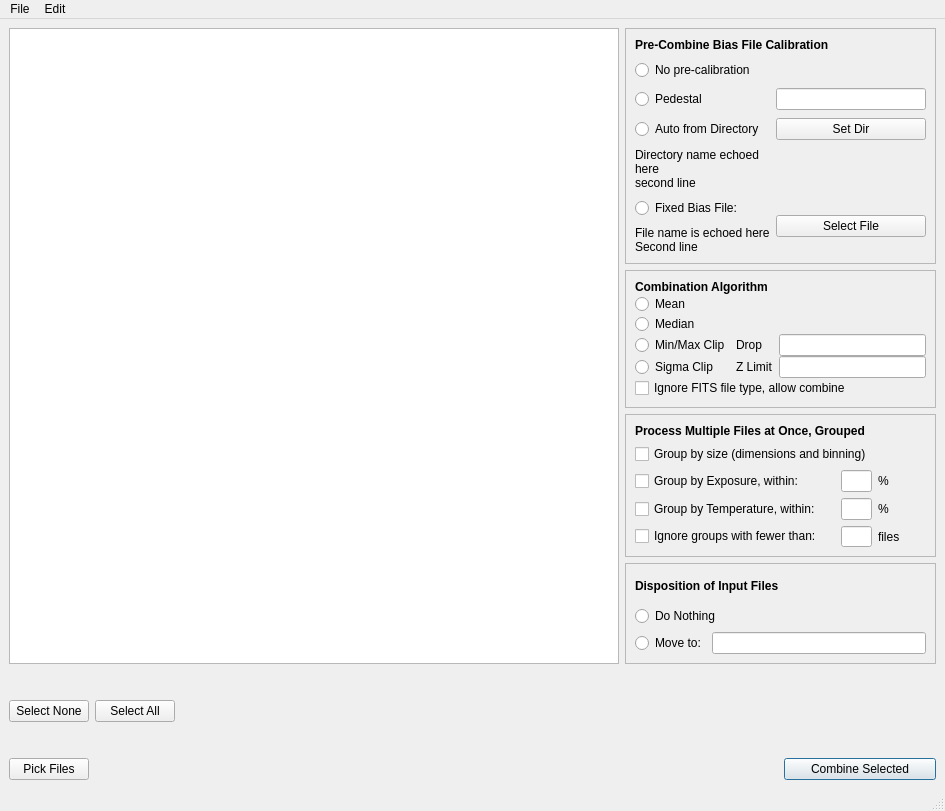
First picture: the form in MainWindow.ui, repository RMcDOttawa/MasterDarkMaker, before the edit.
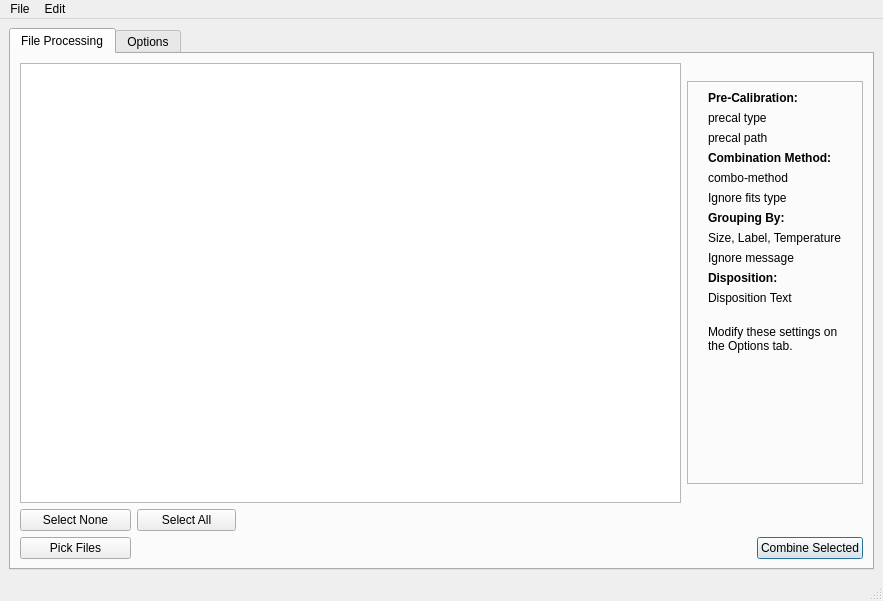
Second picture: the form after the edit.

Commit message: Reorganized main window into two tabbed panes to reduce window size (was getting too big for small-screen laptops)

```diff
--- a/MainWindow.ui
+++ b/MainWindow.ui
@@ -6,8 +6,8 @@
    <rect>
     <x>0</x>
     <y>0</y>
-    <width>945</width>
-    <height>811</height>
+    <width>883</width>
+    <height>601</height>
    </rect>
   </property>
   <property name="sizePolicy">
@@ -18,17 +18,109 @@
   </property>
   <property name="minimumSize">
    <size>
-    <width>945</width>
-    <height>811</height>
+    <width>858</width>
+    <height>601</height>
    </size>
   </property>
   <property name="windowTitle">
    <string>Master Dark Frame Maker</string>
   </property>
   <widget class="QWidget" name="centralwidget">
-   <layout class="QGridLayout" name="gridLayout_5">
-    <item row="0" column="0" rowspan="4">
+   <layout class="QGridLayout" name="gridLayout_8">
+    <item row="0" column="0">
+     <widget class="QTabWidget" name="tabWidget">
+      <property name="sizePolicy">
+       <sizepolicy hsizetype="Expanding" vsizetype="Expanding">
+        <horstretch>0</horstretch>
+        <verstretch>0</verstretch>
+       </sizepolicy>
+      </property>
+      <property name="minimumSize">
+       <size>
+        <width>0</width>
+        <height>0</height>
+       </size>
+      </property>
+      <property name="currentIndex">
+       <number>0</number>
+      </property>
+      <widget class="QWidget" name="filesTab">
+       <attribute name="title">
+        <string>File Processing</string>
+       </attribute>
+       <layout class="QGridLayout" name="gridLayout_7">
+        <item row="2" column="5">
+         <widget class="QPushButton" name="combineSelectedButton">
+          <property name="maximumSize">
+           <size>
+            <width>153</width>
+            <height>32</height>
+           </size>
+          </property>
+          <property name="text">
+           <string>Combine Selected</string>
+          </property>
+          <property name="autoDefault">
+           <bool>true</bool>
+          </property>
+          <property name="default">
+           <bool>true</bool>
+          </property>
+         </widget>
+        </item>
+        <item row="2" column="1" colspan="3">
+         <spacer name="horizontalSpacer_2">
+          <property name="orientation">
+           <enum>Qt::Horizontal</enum>
+          </property>
+          <property name="sizeHint" stdset="0">
+           <size>
+            <width>518</width>
+            <height>20</height>
+           </size>
+          </property>
+         </spacer>
+        </item>
+        <item row="1" column="0">
+         <widget class="QPushButton" name="selectNoneButton">
+          <property name="maximumSize">
+           <size>
+            <width>116</width>
+            <height>32</height>
+           </size>
+          </property>
+          <property name="text">
+           <string>Select None</string>
+          </property>
+         </widget>
+        </item>
+        <item row="1" column="1">
+         <widget class="QPushButton" name="selectAllButton">
+          <property name="maximumSize">
+           <size>
+            <width>99</width>
+            <height>32</height>
+           </size>
+          </property>
+          <property name="text">
+           <string>Select All</string>
+          </property>
+         </widget>
+        </item>
+        <item row="0" column="0" colspan="4">
      <widget class="QTableView" name="filesTable">
+          <property name="sizePolicy">
+           <sizepolicy hsizetype="Expanding" vsizetype="Expanding">
+            <horstretch>100</horstretch>
+            <verstretch>100</verstretch>
+           </sizepolicy>
+          </property>
+          <property name="minimumSize">
+           <size>
+            <width>600</width>
+            <height>401</height>
+           </size>
+          </property>
       <property name="editTriggers">
        <set>QAbstractItemView::NoEditTriggers</set>
       </property>
@@ -48,7 +140,7 @@
        <bool>true</bool>
       </property>
       <attribute name="horizontalHeaderStretchLastSection">
-       <bool>false</bool>
+           <bool>true</bool>
       </attribute>
       <attribute name="verticalHeaderVisible">
        <bool>false</bool>
@@ -58,18 +150,194 @@
       </attribute>
      </widget>
     </item>
-    <item row="0" column="1" colspan="2">
+        <item row="0" column="4" colspan="2">
+         <widget class="QFrame" name="frame">
+          <property name="minimumSize">
+           <size>
+            <width>176</width>
+            <height>403</height>
+           </size>
+          </property>
+          <property name="maximumSize">
+           <size>
+            <width>176</width>
+            <height>403</height>
+           </size>
+          </property>
+          <property name="frameShape">
+           <enum>QFrame::StyledPanel</enum>
+          </property>
+          <property name="frameShadow">
+           <enum>QFrame::Raised</enum>
+          </property>
+          <layout class="QGridLayout" name="gridLayout_6">
+           <item row="10" column="0">
+            <widget class="QLabel" name="dispositionInfo1">
+             <property name="text">
+              <string>Disposition Text</string>
+             </property>
+            </widget>
+           </item>
+           <item row="1" column="0">
+            <widget class="QLabel" name="preCalInfo1">
+             <property name="text">
+              <string>precal type</string>
+             </property>
+            </widget>
+           </item>
+           <item row="7" column="0">
+            <widget class="QLabel" name="groupInfo1">
+             <property name="text">
+              <string>Size, Label, Temperature</string>
+             </property>
+            </widget>
+           </item>
+           <item row="9" column="0">
+            <widget class="QLabel" name="label_20">
+             <property name="text">
+              <string>&lt;html&gt;&lt;head/&gt;&lt;body&gt;&lt;p&gt;&lt;span style=&quot; font-weight:600;&quot;&gt;Disposition:&lt;/span&gt;&lt;/p&gt;&lt;/body&gt;&lt;/html&gt;</string>
+             </property>
+            </widget>
+           </item>
+           <item row="11" column="0">
+            <widget class="QLabel" name="label_21">
+             <property name="sizePolicy">
+              <sizepolicy hsizetype="Fixed" vsizetype="Fixed">
+               <horstretch>0</horstretch>
+               <verstretch>0</verstretch>
+              </sizepolicy>
+             </property>
+             <property name="text">
+              <string>&lt;html&gt;&lt;head/&gt;&lt;body&gt;&lt;p&gt;&lt;br/&gt;Modify these settings on the Options tab.&lt;/p&gt;&lt;/body&gt;&lt;/html&gt;</string>
+             </property>
+             <property name="alignment">
+              <set>Qt::AlignLeading|Qt::AlignLeft|Qt::AlignTop</set>
+             </property>
+             <property name="wordWrap">
+              <bool>true</bool>
+             </property>
+            </widget>
+           </item>
+           <item row="4" column="0">
+            <widget class="QLabel" name="methodInfo1">
+             <property name="text">
+              <string>combo-method</string>
+             </property>
+            </widget>
+           </item>
+           <item row="6" column="0">
+            <widget class="QLabel" name="label_16">
+             <property name="text">
+              <string>&lt;html&gt;&lt;head/&gt;&lt;body&gt;&lt;p&gt;&lt;span style=&quot; font-weight:600;&quot;&gt;Grouping By:&lt;/span&gt;&lt;/p&gt;&lt;/body&gt;&lt;/html&gt;</string>
+             </property>
+            </widget>
+           </item>
+           <item row="12" column="0">
+            <spacer name="verticalSpacer_4">
+             <property name="orientation">
+              <enum>Qt::Vertical</enum>
+             </property>
+             <property name="sizeHint" stdset="0">
+              <size>
+               <width>20</width>
+               <height>40</height>
+              </size>
+             </property>
+            </spacer>
+           </item>
+           <item row="5" column="0">
+            <widget class="QLabel" name="methodInfo2">
+             <property name="text">
+              <string>Ignore fits type</string>
+             </property>
+            </widget>
+           </item>
+           <item row="0" column="0">
+            <widget class="QLabel" name="label_10">
+             <property name="text">
+              <string>&lt;html&gt;&lt;head/&gt;&lt;body&gt;&lt;p&gt;&lt;span style=&quot; font-weight:600;&quot;&gt;Pre-Calibration:&lt;/span&gt;&lt;/p&gt;&lt;/body&gt;&lt;/html&gt;</string>
+             </property>
+            </widget>
+           </item>
+           <item row="8" column="0">
+            <widget class="QLabel" name="groupInfo2">
+             <property name="text">
+              <string>Ignore message</string>
+             </property>
+            </widget>
+           </item>
+           <item row="3" column="0">
+            <widget class="QLabel" name="label_15">
+             <property name="text">
+              <string>&lt;html&gt;&lt;head/&gt;&lt;body&gt;&lt;p&gt;&lt;span style=&quot; font-weight:600;&quot;&gt;Combination Method:&lt;/span&gt;&lt;/p&gt;&lt;/body&gt;&lt;/html&gt;</string>
+             </property>
+            </widget>
+           </item>
+           <item row="2" column="0">
+            <widget class="QLabel" name="preCalInfo2">
+             <property name="styleSheet">
+              <string notr="true">font: 9pt &quot;Geneva&quot;;</string>
+             </property>
+             <property name="text">
+              <string>precal path</string>
+             </property>
+            </widget>
+           </item>
+          </layout>
+         </widget>
+        </item>
+        <item row="2" column="0">
+         <widget class="QPushButton" name="pickFilesButton">
+          <property name="maximumSize">
+           <size>
+            <width>111</width>
+            <height>32</height>
+           </size>
+          </property>
+          <property name="text">
+           <string>Pick Files</string>
+          </property>
+         </widget>
+        </item>
+        <item row="1" column="2" colspan="2">
+         <widget class="QLabel" name="selectedLabel">
+          <property name="text">
+           <string> </string>
+          </property>
+         </widget>
+        </item>
+        <item row="1" column="4" colspan="2">
+         <spacer name="horizontalSpacer">
+          <property name="orientation">
+           <enum>Qt::Horizontal</enum>
+          </property>
+          <property name="sizeHint" stdset="0">
+           <size>
+            <width>40</width>
+            <height>20</height>
+           </size>
+          </property>
+         </spacer>
+        </item>
+       </layout>
+      </widget>
+      <widget class="QWidget" name="optionsTab">
+       <attribute name="title">
+        <string>Options</string>
+       </attribute>
+       <layout class="QGridLayout" name="gridLayout_5">
+        <item row="0" column="0">
      <widget class="QFrame" name="frame_2">
       <property name="minimumSize">
        <size>
-        <width>200</width>
-        <height>200</height>
+            <width>333</width>
+            <height>239</height>
        </size>
       </property>
       <property name="maximumSize">
        <size>
-        <width>9999</width>
-        <height>9999</height>
+            <width>333</width>
+            <height>239</height>
        </size>
       </property>
       <property name="frameShape">
@@ -79,9 +347,6 @@
        <enum>QFrame::Raised</enum>
       </property>
       <layout class="QGridLayout" name="gridLayout">
-       <property name="verticalSpacing">
-        <number>8</number>
-       </property>
        <item row="0" column="0" colspan="2">
         <widget class="QLabel" name="label_6">
          <property name="text">
@@ -115,7 +380,7 @@
          </attribute>
         </widget>
        </item>
-       <item row="2" column="1">
+           <item row="2" column="1" colspan="2">
         <widget class="QLineEdit" name="fixedPedestalAmount"/>
        </item>
        <item row="3" column="0">
@@ -138,7 +403,20 @@
          </property>
         </widget>
        </item>
-       <item row="4" column="0">
+           <item row="3" column="2">
+            <spacer name="horizontalSpacer_3">
+             <property name="orientation">
+              <enum>Qt::Horizontal</enum>
+             </property>
+             <property name="sizeHint" stdset="0">
+              <size>
+               <width>40</width>
+               <height>20</height>
+              </size>
+             </property>
+            </spacer>
+           </item>
+           <item row="4" column="0" colspan="3">
         <widget class="QLabel" name="autoDirectoryName">
          <property name="text">
           <string>&lt;html&gt;&lt;head/&gt;&lt;body&gt;&lt;p&gt;&lt;span style=&quot; font-size:9pt;&quot;&gt;Directory name echoed here&lt;br/&gt;second line&lt;/span&gt;&lt;/p&gt;&lt;/body&gt;&lt;/html&gt;</string>
@@ -164,14 +442,27 @@
          </attribute>
         </widget>
        </item>
-       <item row="5" column="1" rowspan="2">
+           <item row="5" column="1">
         <widget class="QPushButton" name="selectPreCalFile">
          <property name="text">
           <string>Select File</string>
          </property>
         </widget>
        </item>
-       <item row="6" column="0">
+           <item row="5" column="2">
+            <spacer name="horizontalSpacer_4">
+             <property name="orientation">
+              <enum>Qt::Horizontal</enum>
+             </property>
+             <property name="sizeHint" stdset="0">
+              <size>
+               <width>40</width>
+               <height>20</height>
+              </size>
+             </property>
+            </spacer>
+           </item>
+           <item row="6" column="0" colspan="3">
         <widget class="QLabel" name="precalibrationPathDisplay">
          <property name="minimumSize">
           <size>
@@ -193,18 +484,24 @@
       </layout>
      </widget>
     </item>
-    <item row="1" column="1" colspan="2">
+        <item row="0" column="1">
      <widget class="QFrame" name="frame_3">
+          <property name="sizePolicy">
+           <sizepolicy hsizetype="Ignored" vsizetype="Ignored">
+            <horstretch>0</horstretch>
+            <verstretch>0</verstretch>
+           </sizepolicy>
+          </property>
       <property name="minimumSize">
        <size>
-        <width>311</width>
-        <height>100</height>
+            <width>326</width>
+            <height>239</height>
        </size>
       </property>
       <property name="maximumSize">
        <size>
-        <width>311</width>
-        <height>151</height>
+            <width>326</width>
+            <height>239</height>
        </size>
       </property>
       <property name="frameShape">
@@ -214,10 +511,7 @@
        <enum>QFrame::Raised</enum>
       </property>
       <layout class="QGridLayout" name="gridLayout_2">
-       <property name="verticalSpacing">
-        <number>0</number>
-       </property>
-       <item row="0" column="0" colspan="2">
+           <item row="0" column="0">
         <widget class="QLabel" name="label">
          <property name="maximumSize">
           <size>
@@ -240,13 +534,6 @@
          </property>
         </widget>
        </item>
-       <item row="1" column="1">
-        <widget class="QLabel" name="message">
-         <property name="text">
-          <string/>
-         </property>
-        </widget>
-       </item>
        <item row="2" column="0">
         <widget class="QRadioButton" name="combineMedianRB">
          <property name="toolTip">
@@ -276,11 +563,30 @@
        </item>
        <item row="3" column="2">
         <widget class="QLineEdit" name="minMaxNumDropped">
+             <property name="maximumSize">
+              <size>
+               <width>41</width>
+               <height>21</height>
+              </size>
+             </property>
          <property name="toolTip">
           <string>&lt;html&gt;&lt;head/&gt;&lt;body&gt;&lt;p&gt;How many min and max values are dropped?  (1 = drop all instances of the max and all instances of the min; 2 = all instances of max and next-to-max and all instances of 2 min values, etc.)&lt;/p&gt;&lt;/body&gt;&lt;/html&gt;</string>
          </property>
         </widget>
        </item>
+           <item row="3" column="3">
+            <spacer name="horizontalSpacer_5">
+             <property name="orientation">
+              <enum>Qt::Horizontal</enum>
+             </property>
+             <property name="sizeHint" stdset="0">
+              <size>
+               <width>37</width>
+               <height>20</height>
+              </size>
+             </property>
+            </spacer>
+           </item>
        <item row="4" column="0">
         <widget class="QRadioButton" name="combineSigmaRB">
          <property name="toolTip">
@@ -300,11 +606,30 @@
        </item>
        <item row="4" column="2">
         <widget class="QLineEdit" name="sigmaThreshold">
+             <property name="maximumSize">
+              <size>
+               <width>41</width>
+               <height>21</height>
+              </size>
+             </property>
          <property name="toolTip">
           <string>&lt;html&gt;&lt;head/&gt;&lt;body&gt;&lt;p&gt;Sigma ratio (how many standard deviations the value is from the mean) beyond which data are dropped.  Try 2.0 then experiment.&lt;/p&gt;&lt;/body&gt;&lt;/html&gt;</string>
          </property>
         </widget>
        </item>
+           <item row="4" column="3">
+            <spacer name="horizontalSpacer_6">
+             <property name="orientation">
+              <enum>Qt::Horizontal</enum>
+             </property>
+             <property name="sizeHint" stdset="0">
+              <size>
+               <width>37</width>
+               <height>20</height>
+              </size>
+             </property>
+            </spacer>
+           </item>
        <item row="5" column="0" colspan="3">
         <widget class="QCheckBox" name="ignoreFileType">
          <property name="text">
@@ -312,21 +637,34 @@
          </property>
         </widget>
        </item>
+           <item row="6" column="0">
+            <spacer name="verticalSpacer">
+             <property name="orientation">
+              <enum>Qt::Vertical</enum>
+             </property>
+             <property name="sizeHint" stdset="0">
+              <size>
+               <width>20</width>
+               <height>40</height>
+              </size>
+             </property>
+            </spacer>
+           </item>
       </layout>
      </widget>
     </item>
-    <item row="2" column="1" colspan="2">
+        <item row="1" column="0">
      <widget class="QFrame" name="frame_4">
       <property name="minimumSize">
        <size>
-        <width>311</width>
-        <height>125</height>
+            <width>333</width>
+            <height>193</height>
        </size>
       </property>
       <property name="maximumSize">
        <size>
-        <width>311</width>
-        <height>151</height>
+            <width>333</width>
+            <height>193</height>
        </size>
       </property>
       <property name="frameShape">
@@ -446,18 +784,18 @@
       </layout>
      </widget>
     </item>
-    <item row="3" column="1" colspan="2">
+        <item row="1" column="1">
      <widget class="QFrame" name="frame_5">
       <property name="minimumSize">
        <size>
-        <width>311</width>
-        <height>101</height>
+            <width>326</width>
+            <height>193</height>
        </size>
       </property>
       <property name="maximumSize">
        <size>
-        <width>311</width>
-        <height>101</height>
+            <width>326</width>
+            <height>193</height>
        </size>
       </property>
       <property name="frameShape">
@@ -507,82 +845,24 @@
          </property>
         </widget>
        </item>
-      </layout>
-     </widget>
-    </item>
-    <item row="4" column="0" colspan="2">
-     <layout class="QHBoxLayout" name="horizontalLayout">
-      <item>
-       <widget class="QPushButton" name="selectNoneButton">
-        <property name="text">
-         <string>Select None</string>
-        </property>
-       </widget>
-      </item>
-      <item>
-       <widget class="QPushButton" name="selectAllButton">
-        <property name="text">
-         <string>Select All</string>
-        </property>
-       </widget>
-      </item>
-      <item>
-       <widget class="QLabel" name="selectedLabel">
-        <property name="text">
-         <string/>
-        </property>
-       </widget>
-      </item>
-      <item>
-       <spacer name="horizontalSpacer">
+           <item row="3" column="0">
+            <spacer name="verticalSpacer_2">
         <property name="orientation">
-         <enum>Qt::Horizontal</enum>
+              <enum>Qt::Vertical</enum>
         </property>
         <property name="sizeHint" stdset="0">
          <size>
-          <width>538</width>
-          <height>20</height>
+               <width>20</width>
+               <height>40</height>
          </size>
         </property>
        </spacer>
       </item>
      </layout>
-    </item>
-    <item row="5" column="0" colspan="2">
-     <layout class="QHBoxLayout" name="horizontalLayout_2">
-      <item>
-       <widget class="QPushButton" name="pickFilesButton">
-        <property name="text">
-         <string>Pick Files</string>
-        </property>
-       </widget>
-      </item>
-      <item>
-       <spacer name="horizontalSpacer_2">
-        <property name="orientation">
-         <enum>Qt::Horizontal</enum>
-        </property>
-        <property name="sizeHint" stdset="0">
-         <size>
-          <width>518</width>
-          <height>20</height>
-         </size>
-        </property>
-       </spacer>
-      </item>
-     </layout>
-    </item>
-    <item row="5" column="2">
-     <widget class="QPushButton" name="combineSelectedButton">
-      <property name="text">
-       <string>Combine Selected</string>
-      </property>
-      <property name="autoDefault">
-       <bool>true</bool>
-      </property>
-      <property name="default">
-       <bool>true</bool>
-      </property>
+         </widget>
+        </item>
+       </layout>
+      </widget>
      </widget>
     </item>
    </layout>
@@ -592,7 +872,7 @@
     <rect>
      <x>0</x>
      <y>0</y>
-     <width>945</width>
+     <width>883</width>
      <height>22</height>
     </rect>
    </property>
```
Left out of the diff: 42 changed lines with no effect on the pictures. Lines whose indentation alone changed are shown as unchanged. The commit also changes 3 other files.
